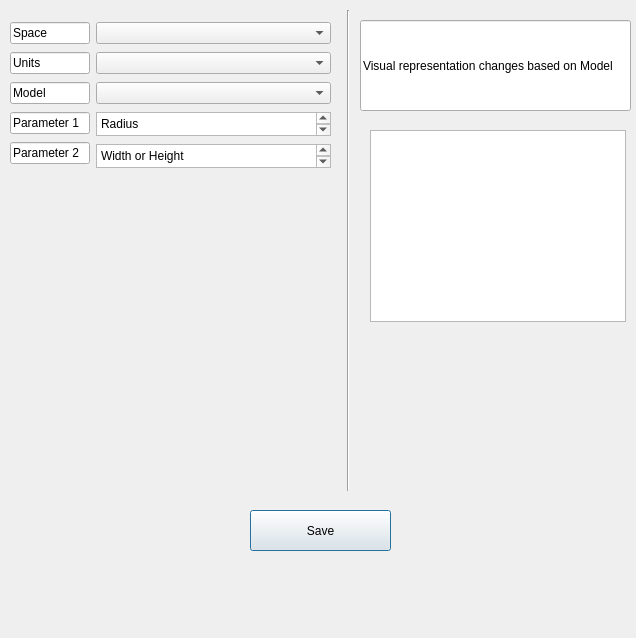
valdyoktavian/qt_onboarding_project, file dialog.ui: the form before one commit.
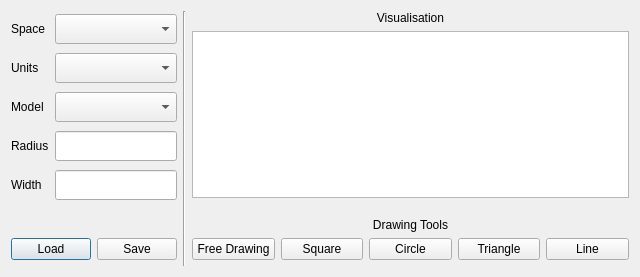
The form after the commit.

Patch:
```diff
--- a/dialog.ui
+++ b/dialog.ui
@@ -6,104 +6,44 @@
    <rect>
     <x>0</x>
     <y>0</y>
-    <width>636</width>
-    <height>638</height>
+    <width>640</width>
+    <height>277</height>
    </rect>
   </property>
   <property name="windowTitle">
    <string>Dialog</string>
   </property>
-  <widget class="QLineEdit" name="lineEdit_6">
-   <property name="geometry">
-    <rect>
-     <x>360</x>
-     <y>20</y>
-     <width>271</width>
-     <height>91</height>
-    </rect>
-   </property>
-   <property name="sizePolicy">
-    <sizepolicy hsizetype="Expanding" vsizetype="Fixed">
-     <horstretch>0</horstretch>
-     <verstretch>0</verstretch>
-    </sizepolicy>
-   </property>
-   <property name="tabletTracking">
-    <bool>false</bool>
-   </property>
-   <property name="text">
-    <string>Visual representation changes based on Model</string>
-   </property>
-   <property name="frame">
-    <bool>true</bool>
-   </property>
-   <property name="dragEnabled">
-    <bool>false</bool>
-   </property>
-   <property name="readOnly">
-    <bool>true</bool>
-   </property>
-  </widget>
-  <widget class="Line" name="line">
-   <property name="geometry">
-    <rect>
-     <x>340</x>
-     <y>10</y>
-     <width>16</width>
-     <height>481</height>
-    </rect>
-   </property>
+  <layout class="QGridLayout" name="gridLayout">
+   <item row="4" column="0">
+    <spacer name="verticalSpacer">
    <property name="orientation">
     <enum>Qt::Orientation::Vertical</enum>
    </property>
-  </widget>
-  <widget class="QPushButton" name="btn_save">
-   <property name="geometry">
-    <rect>
-     <x>250</x>
-     <y>510</y>
-     <width>141</width>
-     <height>41</height>
-    </rect>
-   </property>
+     <property name="sizeHint" stdset="0">
+      <size>
+       <width>20</width>
+       <height>40</height>
+      </size>
+     </property>
+    </spacer>
+   </item>
+   <item row="5" column="0">
+    <widget class="QPushButton" name="btn_load">
    <property name="text">
-    <string>Save</string>
-   </property>
-  </widget>
-  <widget class="QGraphicsView" name="graphicsView">
-   <property name="geometry">
-    <rect>
-     <x>370</x>
-     <y>130</y>
-     <width>256</width>
-     <height>192</height>
-    </rect>
-   </property>
-  </widget>
-  <widget class="QWidget" name="">
-   <property name="geometry">
-    <rect>
-     <x>10</x>
-     <y>20</y>
-     <width>321</width>
-     <height>151</height>
-    </rect>
-   </property>
+      <string>Load</string>
+     </property>
+    </widget>
+   </item>
+   <item row="0" column="0" rowspan="3" colspan="2">
    <layout class="QHBoxLayout" name="horizontalLayout_2">
     <item>
      <layout class="QVBoxLayout" name="verticalLayout">
       <item>
-       <widget class="QLineEdit" name="lineEdit">
-        <property name="minimumSize">
-         <size>
-          <width>80</width>
-          <height>0</height>
-         </size>
-        </property>
+        <widget class="QLabel" name="label">
         <property name="maximumSize">
          <size>
-          <width>75</width>
-          <height>16777215</height>
+           <width>16777215</width>
+           <height>30</height>
          </size>
         </property>
         <property name="text">
@@ -112,17 +52,11 @@
        </widget>
       </item>
       <item>
-       <widget class="QLineEdit" name="lineEdit_2">
-        <property name="minimumSize">
-         <size>
-          <width>80</width>
-          <height>0</height>
-         </size>
-        </property>
+        <widget class="QLabel" name="label_2">
         <property name="maximumSize">
          <size>
-          <width>75</width>
-          <height>16777215</height>
+           <width>16777215</width>
+           <height>30</height>
          </size>
         </property>
         <property name="text">
@@ -131,17 +65,11 @@
        </widget>
       </item>
       <item>
-       <widget class="QLineEdit" name="lineEdit_3">
-        <property name="minimumSize">
-         <size>
-          <width>80</width>
-          <height>0</height>
-         </size>
-        </property>
+        <widget class="QLabel" name="label_3">
         <property name="maximumSize">
          <size>
-          <width>75</width>
-          <height>16777215</height>
+           <width>16777215</width>
+           <height>30</height>
          </size>
         </property>
         <property name="text">
@@ -150,90 +78,173 @@
        </widget>
       </item>
       <item>
-       <widget class="QLineEdit" name="lineEdit_4">
-        <property name="minimumSize">
-         <size>
-          <width>80</width>
-          <height>0</height>
-         </size>
-        </property>
-        <property name="maximumSize">
-         <size>
-          <width>75</width>
-          <height>16777215</height>
-         </size>
-        </property>
-        <property name="text">
-         <string>Parameter 1 </string>
-        </property>
-       </widget>
-      </item>
-      <item>
-       <widget class="QLineEdit" name="lineEdit_5">
-        <property name="minimumSize">
-         <size>
-          <width>80</width>
-          <height>0</height>
-         </size>
-        </property>
-        <property name="maximumSize">
-         <size>
-          <width>75</width>
-          <height>16777215</height>
-         </size>
-        </property>
-        <property name="text">
-         <string>Parameter 2</string>
-        </property>
-       </widget>
-      </item>
-     </layout>
-    </item>
-    <item>
-     <layout class="QHBoxLayout" name="horizontalLayout">
-      <item>
-       <layout class="QVBoxLayout" name="verticalLayout_2">
-        <item>
-         <widget class="QComboBox" name="cbox_space"/>
-        </item>
-        <item>
-         <widget class="QComboBox" name="cbox_units"/>
-        </item>
-        <item>
-         <widget class="QComboBox" name="cbox_model"/>
-        </item>
-        <item>
-         <widget class="QPlainTextEdit" name="txtbox_para1">
+        <widget class="QLabel" name="label_4">
           <property name="maximumSize">
            <size>
             <width>16777215</width>
-            <height>24</height>
-           </size>
-          </property>
-          <property name="plainText">
+           <height>30</height>
+          </size>
+         </property>
+         <property name="text">
            <string>Radius</string>
           </property>
          </widget>
         </item>
         <item>
-         <widget class="QPlainTextEdit" name="txtbox_para2">
+        <widget class="QLabel" name="label_5">
           <property name="maximumSize">
            <size>
             <width>16777215</width>
-            <height>24</height>
-           </size>
-          </property>
-          <property name="plainText">
-           <string>Width or Height</string>
+           <height>30</height>
+          </size>
+         </property>
+         <property name="text">
+          <string>Width</string>
           </property>
          </widget>
         </item>
        </layout>
       </item>
+     <item>
+      <layout class="QHBoxLayout" name="horizontalLayout">
+       <item>
+        <layout class="QGridLayout" name="gridLayout_2">
+         <item row="0" column="0">
+          <widget class="QComboBox" name="cbox_space">
+           <property name="maximumSize">
+            <size>
+             <width>16777215</width>
+             <height>30</height>
+            </size>
+           </property>
+          </widget>
+         </item>
+         <item row="1" column="0">
+          <widget class="QComboBox" name="cbox_units">
+           <property name="maximumSize">
+            <size>
+             <width>16777215</width>
+             <height>30</height>
+            </size>
+           </property>
+          </widget>
+         </item>
+         <item row="2" column="0">
+          <widget class="QComboBox" name="cbox_model">
+           <property name="maximumSize">
+            <size>
+             <width>16777215</width>
+             <height>30</height>
+            </size>
+           </property>
+          </widget>
+         </item>
+         <item row="3" column="0">
+          <widget class="QLineEdit" name="line_radius">
+           <property name="maximumSize">
+            <size>
+             <width>16777215</width>
+             <height>30</height>
+            </size>
+           </property>
+          </widget>
+         </item>
+         <item row="4" column="0">
+          <widget class="QLineEdit" name="line_width">
+           <property name="maximumSize">
+            <size>
+             <width>16777215</width>
+             <height>30</height>
+            </size>
+           </property>
+          </widget>
+         </item>
      </layout>
     </item>
    </layout>
-  </widget>
+     </item>
+    </layout>
+   </item>
+   <item row="0" column="5">
+    <widget class="QLabel" name="label_6">
+     <property name="text">
+      <string>Visualisation</string>
+     </property>
+     <property name="alignment">
+      <set>Qt::AlignmentFlag::AlignCenter</set>
+     </property>
+    </widget>
+   </item>
+   <item row="5" column="1">
+    <widget class="QPushButton" name="btn_save">
+     <property name="text">
+      <string>Save</string>
+     </property>
+    </widget>
+   </item>
+   <item row="0" column="3" rowspan="7" colspan="2">
+    <widget class="Line" name="line">
+     <property name="orientation">
+      <enum>Qt::Orientation::Vertical</enum>
+     </property>
+    </widget>
+   </item>
+   <item row="5" column="5">
+    <layout class="QHBoxLayout" name="horizontalLayout_3">
+     <item>
+      <widget class="QPushButton" name="pushButton_3">
+       <property name="text">
+        <string>Free Drawing</string>
+       </property>
+      </widget>
+     </item>
+     <item>
+      <widget class="QPushButton" name="pushButton_2">
+       <property name="text">
+        <string>Square</string>
+       </property>
+      </widget>
+     </item>
+     <item>
+      <widget class="QPushButton" name="pushButton">
+       <property name="text">
+        <string>Circle</string>
+       </property>
+      </widget>
+     </item>
+     <item>
+      <widget class="QPushButton" name="pushButton_4">
+       <property name="text">
+        <string>Triangle</string>
+       </property>
+      </widget>
+     </item>
+     <item>
+      <widget class="QPushButton" name="pushButton_5">
+       <property name="text">
+        <string>Line</string>
+       </property>
+      </widget>
+     </item>
+    </layout>
+   </item>
+   <item row="4" column="5">
+    <widget class="QLabel" name="label_7">
+     <property name="text">
+      <string>Drawing Tools</string>
+     </property>
+     <property name="alignment">
+      <set>Qt::AlignmentFlag::AlignBottom|Qt::AlignmentFlag::AlignHCenter</set>
+     </property>
+     <property name="margin">
+      <number>1</number>
+     </property>
+    </widget>
+   </item>
+   <item row="1" column="5">
+    <widget class="QGraphicsView" name="graphicsView"/>
+   </item>
+  </layout>
  </widget>
  <resources/>
  <connections/>
```
Lines whose indentation alone changed are shown as unchanged.
